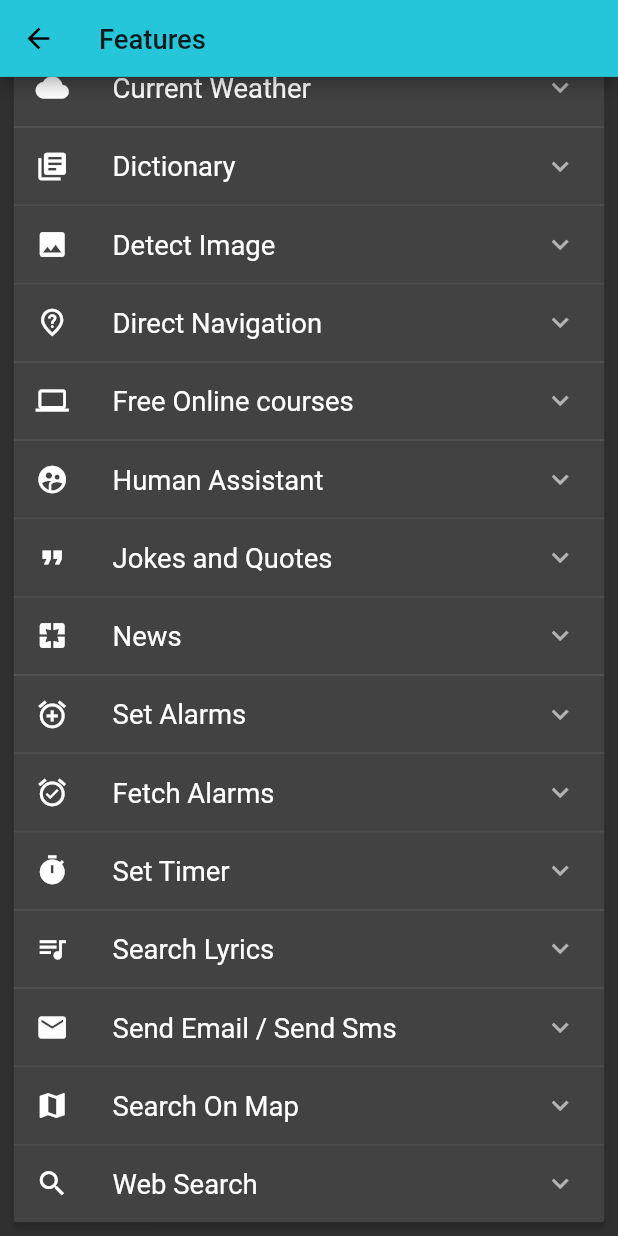
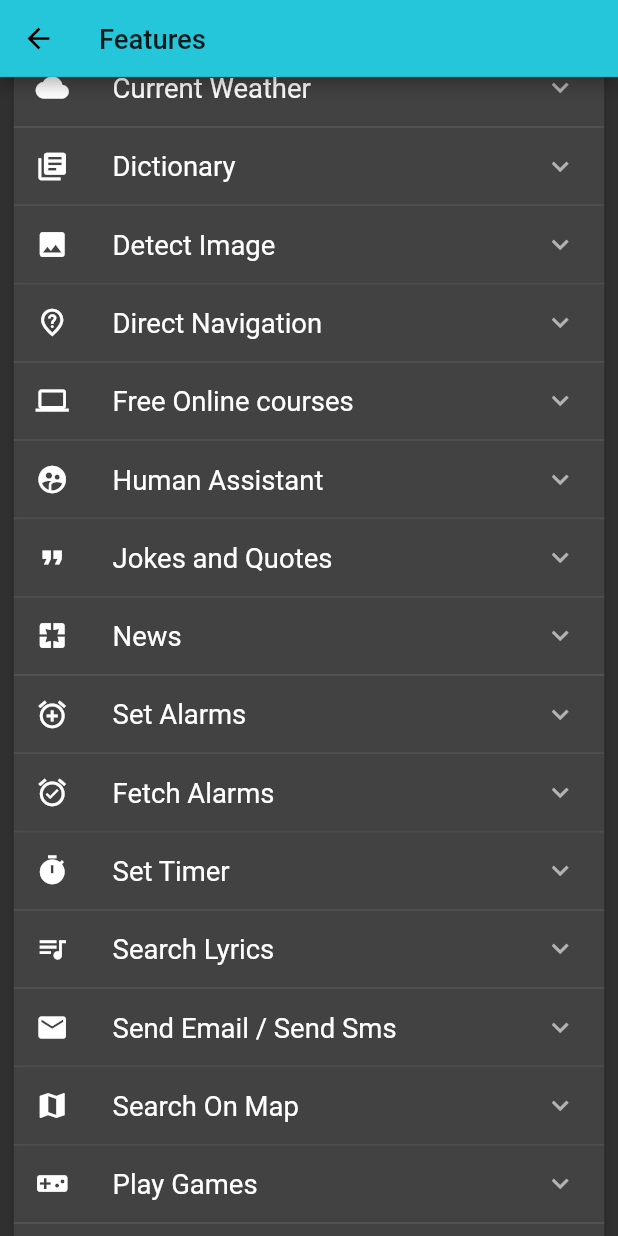
Before and after one commit to aniketambore/assistant_spirit, a Flutter app: the Features screen opened directly, scrolled down 144 dp, on a phone screen of 412 x 824 dp. Run offline on Flutter 3.47's test engine with Material 2 defaults, Android fonts, the phone set to English and light mode, and no system bars; our stand-ins replace bubble, cloud_firestore, firebase_core, firebase_storage, flutter_tts, fluttertoast and 4 more; missing offline and left inert: dart:html, easy_web_view, emoji_picker, firebase, flutter_dialogflow, flutter_webview_plugin and 2 more; accounts and stored records are empty.

Commit message:
Version 1.0.0 (Implemented Play Games Feature)

```diff
--- a/assets/credentials.json
+++ b/assets/credentials.json
@@ -1,3 +1,3 @@
 {
-  "dialogflow credentials" : "here"
+  "dialogflow" : "credentials"
 }
--- a/lib/networks/image_detecting.dart
+++ b/lib/networks/image_detecting.dart
@@ -3,8 +3,8 @@ import 'package:http/http.dart';
 
 class ImageNetwork {
   static const API = "https://api.imagga.com/v2/tags?image_url=";
-  static const username = "enter you imagga username here";
-  static const password = "enter you imagga password here";
+  static const username = "imagga_username";
+  static const password = "imagga_password";
   static final basicAuth =
       'Basic ' + base64Encode(utf8.encode('$username:$password'));
 
--- a/lib/notification/git_network.dart
+++ b/lib/notification/git_network.dart
@@ -3,8 +3,8 @@ import 'package:http/http.dart';
 
 class GitNetwork {
   static const API =
-      "https://api.github.com/repos/username/project-repo-name/commits?access_token=";
-  static const outhToken = "your access token";
+      "https://api.github.com/repos/username/repository/commits?access_token=";
+  static const outhToken = "your_access_token";
 
   static Future fetchCommit() async {
     Response response = await get(API + "$outhToken");
--- a/lib/screens/chatbot_spirit.dart
+++ b/lib/screens/chatbot_spirit.dart
@@ -927,6 +927,19 @@ class _AssistantSpiritState extends State<AssistantSpirit> {
           return false;
         break;
 
+      //For Online Games
+      case "play.games":
+        var freeGames = "https://www.cbc.ca/kids/games/all";
+
+        Navigator.push(
+            context,
+            MaterialPageRoute(
+                builder: (context) => UrlWebView(
+                      url: freeGames,
+                      barName: "Free Games",
+                    )));
+        break;
+
       default:
         return false;
     }
--- a/lib/widgets/features.dart
+++ b/lib/widgets/features.dart
@@ -216,8 +216,8 @@ class _FeaturesState extends State<Features> {
         Icon(Icons.pages) // iconPic
         ),
     NewItem(
-        false, // isExpanded ?
-        'Set Alarms', // header
+        false,
+        'Set Alarms',
         Container(
           padding: EdgeInsets.all(20),
           margin: EdgeInsets.all(20),
@@ -235,8 +235,8 @@ class _FeaturesState extends State<Features> {
         Icon(Icons.alarm_add) // iconPic
         ),
     NewItem(
-        false, // isExpanded ?
-        'Fetch Alarms', // header
+        false,
+        'Fetch Alarms',
         Container(
           padding: EdgeInsets.all(20),
           margin: EdgeInsets.all(20),
@@ -255,8 +255,8 @@ class _FeaturesState extends State<Features> {
         Icon(Icons.alarm_on) // iconPic
         ),
     NewItem(
-        false, // isExpanded ?
-        'Set Timer', // header
+        false,
+        'Set Timer',
         Container(
           padding: EdgeInsets.all(20),
           margin: EdgeInsets.all(20),
@@ -275,8 +275,8 @@ class _FeaturesState extends State<Features> {
         Icon(Icons.timer) // iconPic
         ),
     NewItem(
-        false, // isExpanded ?
-        'Search Lyrics', // header
+        false,
+        'Search Lyrics',
         Container(
           padding: EdgeInsets.all(20),
           margin: EdgeInsets.all(20),
@@ -295,8 +295,8 @@ class _FeaturesState extends State<Features> {
         Icon(Icons.queue_music) // iconPic
         ),
     NewItem(
-        false, // isExpanded ?
-        'Send Email / Send Sms', // header
+        false,
+        'Send Email / Send Sms',
         Container(
           padding: EdgeInsets.all(20),
           margin: EdgeInsets.all(20),
@@ -315,8 +315,8 @@ class _FeaturesState extends State<Features> {
         Icon(Icons.mail) // iconPic
         ),
     NewItem(
-        false, // isExpanded ?
-        'Search On Map', // header
+        false,
+        'Search On Map',
         Container(
           padding: EdgeInsets.all(20),
           margin: EdgeInsets.all(20),
@@ -333,6 +333,26 @@ class _FeaturesState extends State<Features> {
           ),
         ), // body
         Icon(Icons.map) // iconPic
+        ),
+    NewItem(
+        false,
+        'Play Games',
+        Container(
+          padding: EdgeInsets.all(20),
+          margin: EdgeInsets.all(20),
+          decoration: BoxDecoration(
+            borderRadius: BorderRadius.circular(30),
+            border: Border.all(
+              color: Colors.lightGreenAccent,
+              width: 10,
+            ),
+          ),
+          child: Image(
+            image: AssetImage("assets/features/feature25.jpg"),
+            fit: BoxFit.cover,
+          ),
+        ), // body
+        Icon(Icons.videogame_asset) // iconPic
         ),
     NewItem(
         false,
```
Also changed, not shown: assets/features/feature25.jpg (added), 3 other files.
